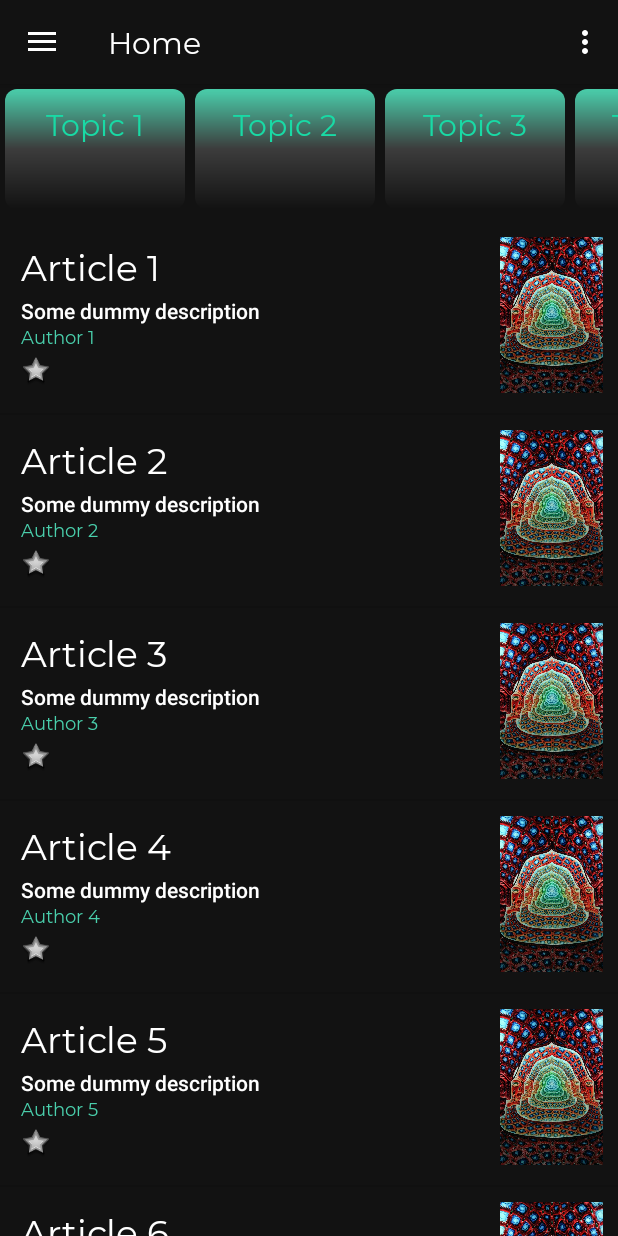
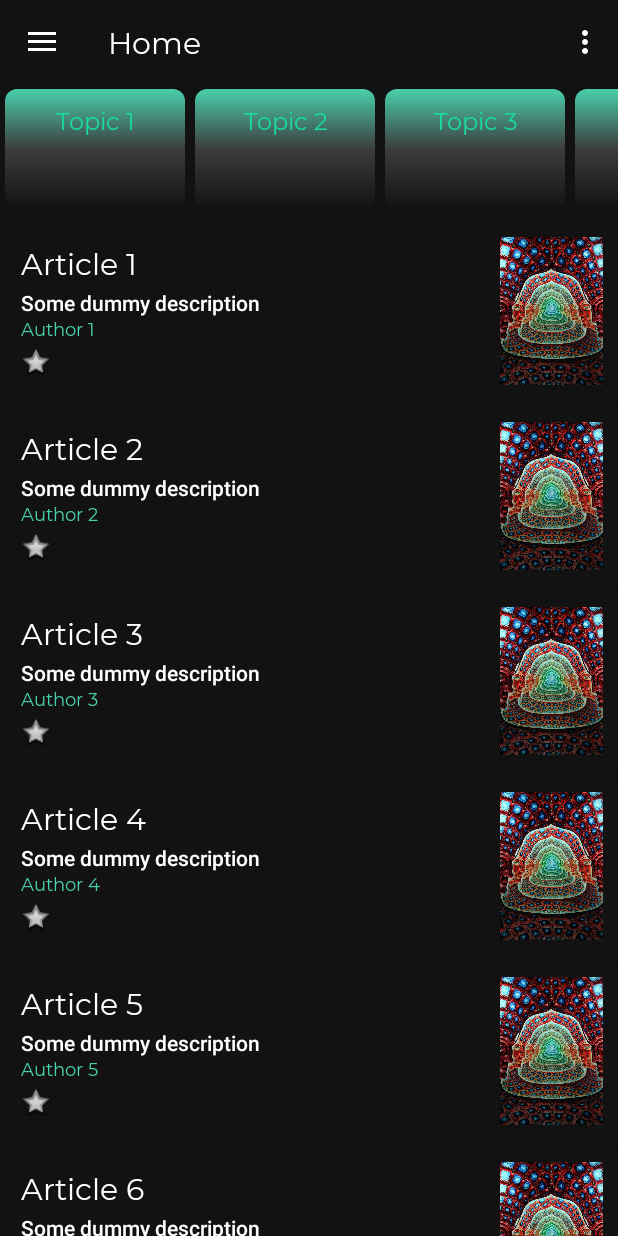
Before and after one commit to aightmunam/Klan, an Android app: the screen it shows after launch (HomeActivity), on a phone screen of 412 x 824 dp. Run offline under Robolectric (Android 15) with nearby library versions, the phone set to English and light mode, and no system bars; our stand-ins replace navigation-ui.

Commit message:
Added some typography decision changes

```diff
--- a/app/src/main/java/com/example/klanblogger/Article.java
+++ b/app/src/main/java/com/example/klanblogger/Article.java
@@ -44,4 +44,3 @@ public class Article {
         this.picture = picture;
     }
 }
-it
--- a/app/src/main/res/layout/single_topic_tab.xml
+++ b/app/src/main/res/layout/single_topic_tab.xml
@@ -11,7 +11,7 @@
         android:id="@+id/topic_name"
         android:layout_width="0dp"
         android:layout_height="match_parent"
-        style="@style/Base.TextAppearance.AppCompat.Headline6"
+        style="@style/Base.TextAppearance.AppCompat.Body1."
         android:textColor="@color/colorTextSecondary"
         android:layout_weight="1"
         android:textAlignment="center"
--- a/app/src/main/res/values/styles.xml
+++ b/app/src/main/res/values/styles.xml
@@ -9,23 +9,30 @@
         <item name="actionMenuTextColor">@color/colorPrimaryDark</item>
         <item name="colorAccent">@color/colorAccent</item>
         <item name="android:fontFamily">@font/primary_font_family</item>
+        <item name="android:titleTextAppearance">@style/TextAppearance.AppCompat.Body2</item>
 
 
     </style>
 
     <style name="Base.TextAppearance.AppCompat.Headline5" parent="@android:style/TextAppearance">
         <item name="android:textColor">@color/colorText</item>
-        <item name="android:textSize">24sp</item>
+        <item name="android:textSize">20sp</item>
     </style>
 
     <style name="Base.TextAppearance.AppCompat.Headline" parent="@android:style/TextAppearance">
         <item name="android:textColor">@color/colorText</item>
-        <item name="android:textSize">24sp</item>
+        <item name="android:textSize">22sp</item>
     </style>
+
 
     <style name="Base.TextAppearance.AppCompat.Headline6" parent="@android:style/TextAppearance">
         <item name="android:textColor">@color/colorText</item>
-        <item name="android:textSize">20sp</item>
+        <item name="android:textSize">18sp</item>
+    </style>
+
+    <style name="Base.TextAppearance.AppCompat.Body1." parent="@android:style/TextAppearance">
+        <item name="android:textColor">@color/colorText</item>
+        <item name="android:textSize">16sp</item>
     </style>
 
     <style name="Base.TextAppearance.AppCompat.Body2." parent="@android:style/TextAppearance">
```
